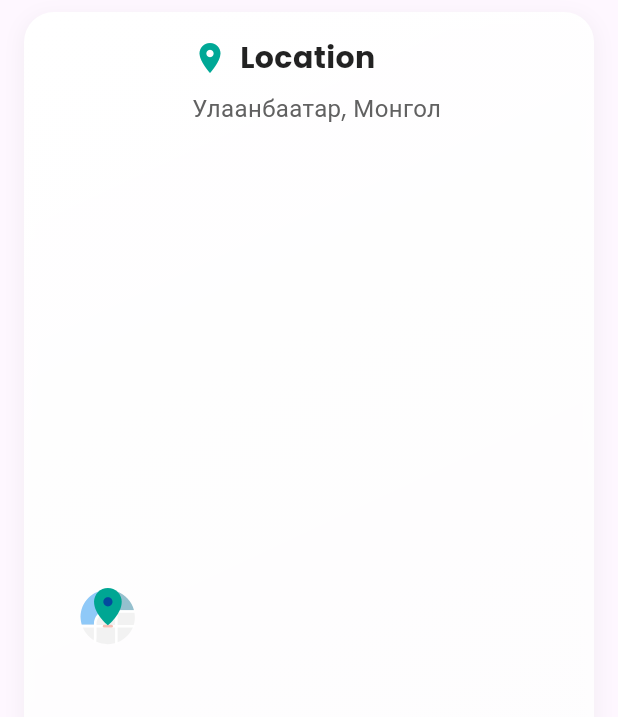
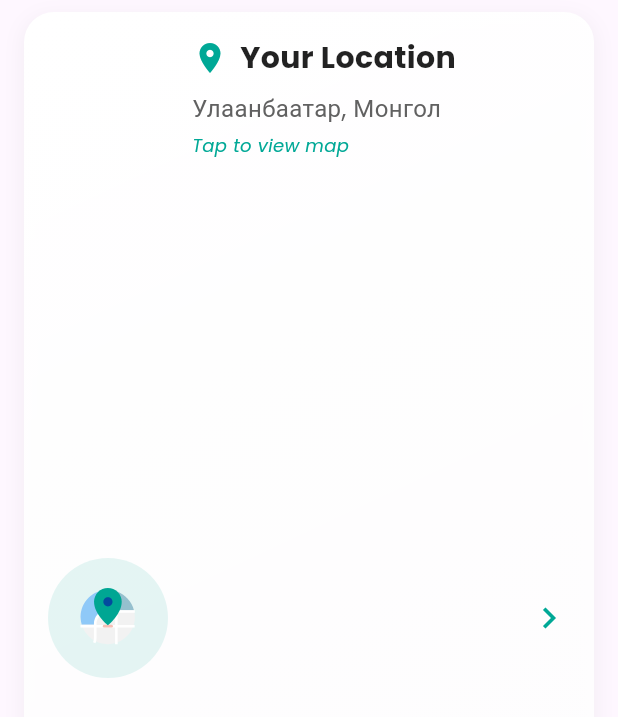
Before and after one commit to Unubold864/diplom, a Flutter app: the LocationCard widget shown alone on an empty page, opened directly, on a phone screen of 412 x 824 dp. Shown: the top 717 px of the screen. Run offline on Flutter 3.47's test engine with Material 3 defaults, Android fonts, the phone set to English and light mode, and no system bars; our stand-ins replace geolocator, google_fonts, lottie, shared_preferences; missing offline and left inert: ionicons_named; accounts and stored records are empty; network calls fail.

Commit message:
update locationscard

```diff
--- a/travel/frontend/lib/widgets/location_card.dart
+++ b/travel/frontend/lib/widgets/location_card.dart
@@ -3,14 +3,24 @@ import 'package:google_fonts/google_fonts.dart';
 import 'package:lottie/lottie.dart';
 
 class LocationCard extends StatelessWidget {
-  const LocationCard({Key? key}) : super(key: key);
+  const LocationCard({super.key});
 
   // Define Persian Green as the primary color
   final Color persianGreen = const Color(0xFF00A896);
 
   @override
   Widget build(BuildContext context) {
-    return Container(
+    return GestureDetector(
+      onTap: () {
+        // Navigate to Map Screen
+        Navigator.push(
+          context,
+          MaterialPageRoute(
+            builder: (context) => const MapScreen(),
+          ),
+        );
+      },
+      child: Container(
         margin: const EdgeInsets.symmetric(horizontal: 16, vertical: 8),
         decoration: BoxDecoration(
           gradient: LinearGradient(
@@ -32,13 +42,18 @@ class LocationCard extends StatelessWidget {
           padding: const EdgeInsets.all(16),
           child: Row(
             children: [
-            // Lottie Animation
-            Container(
+              // Lottie Animation with tap feedback
+              AnimatedContainer(
+                duration: const Duration(milliseconds: 200),
                 width: 80,
                 height: 80,
+                decoration: BoxDecoration(
+                  shape: BoxShape.circle,
+                  color: persianGreen.withOpacity(0.1),
+                ),
                 child: Center(
                   child: Lottie.asset(
-                  'assets/map1.json', // Replace with your Lottie file
+                    'assets/map1.json',
                     fit: BoxFit.cover,
                   ),
                 ),
@@ -53,16 +68,16 @@ class LocationCard extends StatelessWidget {
                       children: [
                         Icon(
                           Icons.location_on,
-                        color: persianGreen, // Persian Green icon
+                          color: persianGreen,
                           size: 24,
                         ),
                         const SizedBox(width: 8),
                         Text(
-                        "Location",
+                          "Your Location",
                           style: GoogleFonts.poppins(
                             fontSize: 20,
                             fontWeight: FontWeight.bold,
-                          color: Colors.black87, // Dark text for better contrast
+                            color: Colors.black87,
                           ),
                         ),
                       ],
@@ -72,12 +87,65 @@ class LocationCard extends StatelessWidget {
                       "Улаанбаатар, Монгол",
                       style: GoogleFonts.poppins(
                         fontSize: 16,
-                      color: Colors.grey[700], // Subdued text color
+                        color: Colors.grey[700],
+                      ),
+                    ),
+                    const SizedBox(height: 4),
+                    Text(
+                      "Tap to view map",
+                      style: GoogleFonts.poppins(
+                        fontSize: 12,
+                        color: persianGreen,
+                        fontStyle: FontStyle.italic,
                       ),
                     ),
                   ],
                 ),
               ),
+              // Chevron icon
+              Icon(
+                Icons.chevron_right,
+                color: persianGreen,
+                size: 28,
+              ),
+            ],
+          ),
+        ),
+      ),
+    );
+  }
+}
+
+// Basic Map Screen (You'll need to implement your actual map functionality)
+class MapScreen extends StatelessWidget {
+  const MapScreen({super.key});
+
+  @override
+  Widget build(BuildContext context) {
+    return Scaffold(
+      appBar: AppBar(
+        title: Text(
+          "Map View",
+          style: GoogleFonts.poppins(),
+        ),
+        backgroundColor: const Color(0xFF00A896),
+      ),
+      body: Center(
+        child: Column(
+          mainAxisAlignment: MainAxisAlignment.center,
+          children: [
+            Icon(
+              Icons.map,
+              size: 100,
+              color: const Color(0xFF00A896),
+            ),
+            const SizedBox(height: 20),
+            Text(
+              "Map View Would Appear Here",
+              style: GoogleFonts.poppins(fontSize: 18),
+            ),
+            // You would replace this with your actual map widget
+            // For example: GoogleMap(initialCameraPosition: _kGooglePlex),
           ],
         ),
       ),
```
Lines whose indentation alone changed are shown as unchanged.
